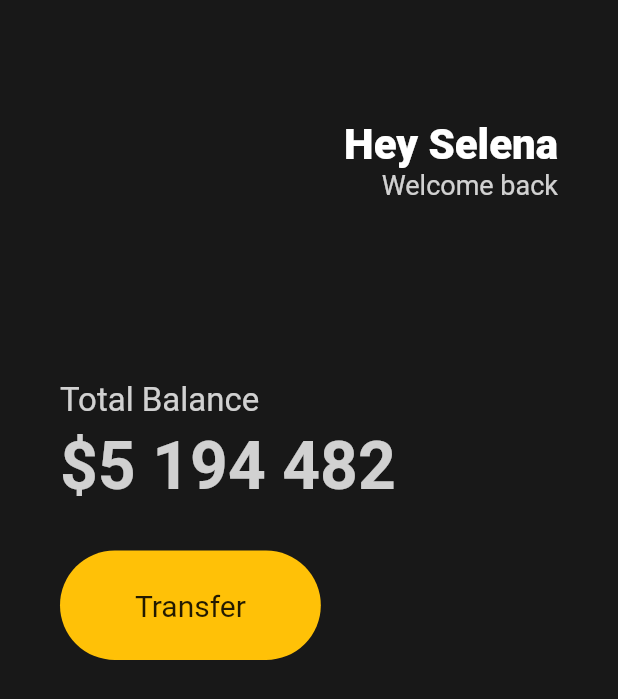
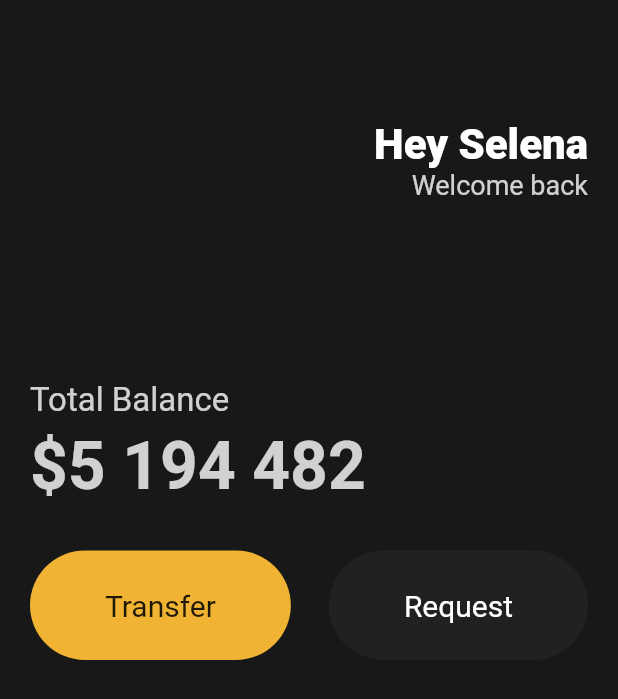
Before and after one commit to updaun/toonflix, a Flutter app: the screen it shows after launch, on a phone screen of 412 x 824 dp. Shown: the top 699 px of the screen. Run offline on Flutter 3.47's test engine with Material 2 defaults, Android fonts, the phone set to English and light mode, and no system bars.

Commit message:
chore: add another button

```diff
--- a/lib/main.dart
+++ b/lib/main.dart
@@ -13,7 +13,7 @@ class App extends StatelessWidget {
       home: Scaffold(
         backgroundColor: const Color(0xFF181818),
         body: Padding(
-          padding: const EdgeInsets.symmetric(horizontal: 40),
+          padding: const EdgeInsets.symmetric(horizontal: 20),
           child: Column(
             crossAxisAlignment: CrossAxisAlignment.start,
             children: [
@@ -66,10 +66,11 @@ class App extends StatelessWidget {
                 height: 30,
               ),
               Row(
+                mainAxisAlignment: MainAxisAlignment.spaceBetween,
                 children: [
                   Container(
                     decoration: BoxDecoration(
-                      color: Colors.amber,
+                      color: const Color(0xFFF1B333),
                       borderRadius: BorderRadius.circular(45),
                     ),
                     child: const Padding(
@@ -84,6 +85,25 @@ class App extends StatelessWidget {
                         ),
                       ),
                     ),
+                  ),
+                  Container(
+                    decoration: BoxDecoration(
+                      color: const Color(0xFF1F2123),
+                      borderRadius: BorderRadius.circular(45),
+                    ),
+                    child: const Padding(
+                      padding: EdgeInsets.symmetric(
+                        vertical: 25,
+                        horizontal: 50,
+                      ),
+                      child: Text(
+                        'Request',
+                        style: TextStyle(
+                          color: Colors.white,
+                          fontSize: 20,
+                        ),
+                      ),
+                    ),
                   )
                 ],
               )
```
